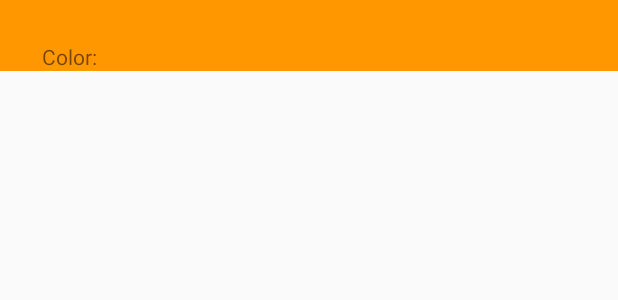
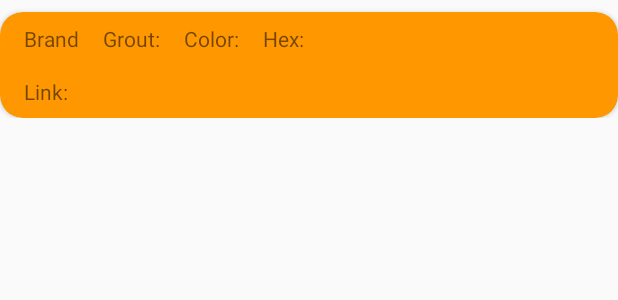
Before and after one commit to Daltz333/COSC-481W, an Android app: the layout results_item.xml on its own in the app's theme, with its tools: preview values and no code run, on a phone screen of 412 x 824 dp. Shown: the top 300 px of the screen. Run offline under Robolectric (Android 15) with nearby library versions, the phone set to English and light mode, and no system bars.

Commit message:
Included recycle cards with grout db returns

```diff
--- a/app/src/main/java/edu/emich/tilere/Result_Items_Manager.java
+++ b/app/src/main/java/edu/emich/tilere/Result_Items_Manager.java
@@ -2,6 +2,7 @@ package edu.emich.tilere;
 
 public class Result_Items_Manager {
     private String result;
+
 
     public Result_Items_Manager(String result) {
         this.result = result;
--- a/app/src/main/java/edu/emich/tilere/Results.java
+++ b/app/src/main/java/edu/emich/tilere/Results.java
@@ -24,7 +24,7 @@ import edu.emich.tilere.models.GroutItem;
  * create an instance of this fragment.
  */
 public class Results extends Fragment {
-    private ArrayList<Result_Items_Manager> resultsList;
+    private ArrayList<GroutItem> resultsList;
     private RecyclerView recyclerView;
 
     // TODO: Rename parameter arguments, choose names that match
@@ -95,7 +95,7 @@ public class Results extends Fragment {
         DbClient data = DbClient.getInstance();
         ArrayList<GroutItem> items = data.getGrout();
         for(GroutItem item : items) {
-            resultsList.add(new Result_Items_Manager(item.toString()));
+            resultsList.add(item);
         }
 
     }
--- a/app/src/main/res/layout/fragment_results.xml
+++ b/app/src/main/res/layout/fragment_results.xml
@@ -64,9 +64,9 @@
 
         <androidx.recyclerview.widget.RecyclerView
             android:id="@+id/recyclerView"
-            android:layout_width="409dp"
-            android:layout_height="385dp"
-            android:layout_marginStart="8dp"
+            android:layout_width="367dp"
+            android:layout_height="397dp"
+            app:layout_constraintEnd_toEndOf="parent"
             app:layout_constraintStart_toStartOf="parent"
             app:layout_constraintTop_toBottomOf="@+id/textView4" />
 
--- a/app/src/main/res/layout/results_item.xml
+++ b/app/src/main/res/layout/results_item.xml
@@ -3,18 +3,76 @@
     xmlns:app="http://schemas.android.com/apk/res-auto"
     xmlns:tools="http://schemas.android.com/tools"
     android:layout_width="match_parent"
-    android:layout_height="wrap_content"
-    android:background="#FF9800"
-    android:backgroundTint="#FF9800">
+    android:layout_height="wrap_content">
 
-    <TextView
-        android:id="@+id/recycler1"
-        android:layout_width="wrap_content"
+    <androidx.cardview.widget.CardView
+        android:layout_width="match_parent"
         android:layout_height="wrap_content"
-        android:layout_marginStart="28dp"
-        android:layout_marginTop="28dp"
-        android:text="Color:"
+        android:layout_marginTop="8dp"
+        android:backgroundTint="#FF9800"
+        app:cardCornerRadius="15dp"
+        app:cardElevation="2dp"
+        app:layout_constraintEnd_toEndOf="parent"
         app:layout_constraintStart_toStartOf="parent"
-        app:layout_constraintTop_toTopOf="parent" />
+        app:layout_constraintTop_toTopOf="parent">
+
+        <androidx.constraintlayout.widget.ConstraintLayout
+            android:layout_width="match_parent"
+            android:layout_height="match_parent">
+
+            <TextView
+                android:id="@+id/brand"
+                android:layout_width="wrap_content"
+                android:layout_height="wrap_content"
+                android:layout_marginStart="16dp"
+                android:layout_marginTop="8dp"
+                android:text="Brand"
+                app:layout_constraintStart_toStartOf="parent"
+                app:layout_constraintTop_toTopOf="parent" />
+
+            <TextView
+                android:id="@+id/color"
+                android:layout_width="wrap_content"
+                android:layout_height="wrap_content"
+                android:layout_marginStart="16dp"
+                android:layout_marginTop="8dp"
+                android:text="Color:"
+                app:layout_constraintStart_toEndOf="@+id/grout"
+                app:layout_constraintTop_toTopOf="parent" />
+
+            <TextView
+                android:id="@+id/grout"
+                android:layout_width="wrap_content"
+                android:layout_height="wrap_content"
+                android:layout_marginStart="16dp"
+                android:layout_marginTop="8dp"
+                android:text="Grout:"
+                app:layout_constraintStart_toEndOf="@+id/brand"
+                app:layout_constraintTop_toTopOf="parent" />
+
+            <TextView
+                android:id="@+id/hex"
+                android:layout_width="wrap_content"
+                android:layout_height="wrap_content"
+                android:layout_marginStart="16dp"
+                android:layout_marginTop="8dp"
+                android:text="Hex:"
+                app:layout_constraintStart_toEndOf="@+id/color"
+                app:layout_constraintTop_toTopOf="parent" />
+
+            <TextView
+                android:id="@+id/link"
+                android:layout_width="wrap_content"
+                android:layout_height="wrap_content"
+                android:layout_marginStart="16dp"
+                android:layout_marginTop="16dp"
+                android:layout_marginBottom="8dp"
+                android:autoLink="web"
+                android:text="Link:"
+                app:layout_constraintBottom_toBottomOf="parent"
+                app:layout_constraintStart_toStartOf="parent"
+                app:layout_constraintTop_toBottomOf="@+id/brand" />
+        </androidx.constraintlayout.widget.ConstraintLayout>
+    </androidx.cardview.widget.CardView>
 
 </androidx.constraintlayout.widget.ConstraintLayout>
```
Also changed, not shown: app/src/main/java/edu/emich/tilere/RecyclerAdapter.java (+28 -6 lines), app/src/main/res/layout/fragment_start_page.xml (+12 -0 lines), app/src/main/res/drawable/logo.png (added), app/src/main/res/drawable/logo_circle.png (added).
